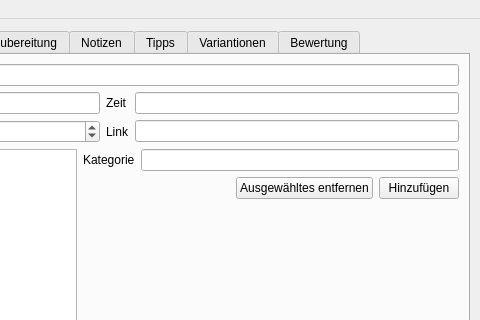
This is ui_mainwindow.ui in mmk2410/wikicookbook as Qt 5 draws it before an edit; both pictures show x 320 to 800 and y 0 to 320 of the 800 by 620 pixel window. The edited form follows.
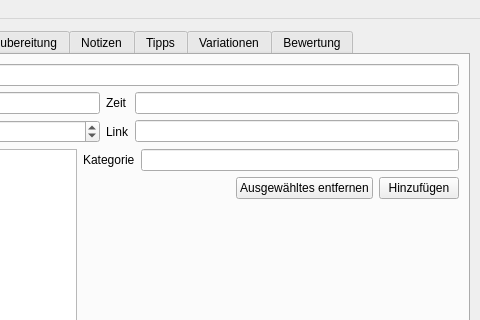
This is the edited form.

Commit message:
Fixed typo "Variantionen"
Closes #6

The edit to the form file:
```diff
--- a/ui_mainwindow.ui
+++ b/ui_mainwindow.ui
@@ -634,7 +634,7 @@
       </widget>
       <widget class="QWidget" name="t_variations">
        <attribute name="title">
-        <string>Variantionen</string>
+        <string>Variationen</string>
        </attribute>
        <layout class="QVBoxLayout" name="verticalLayout_3">
         <item>
```
The commit also changes 1 other file.
